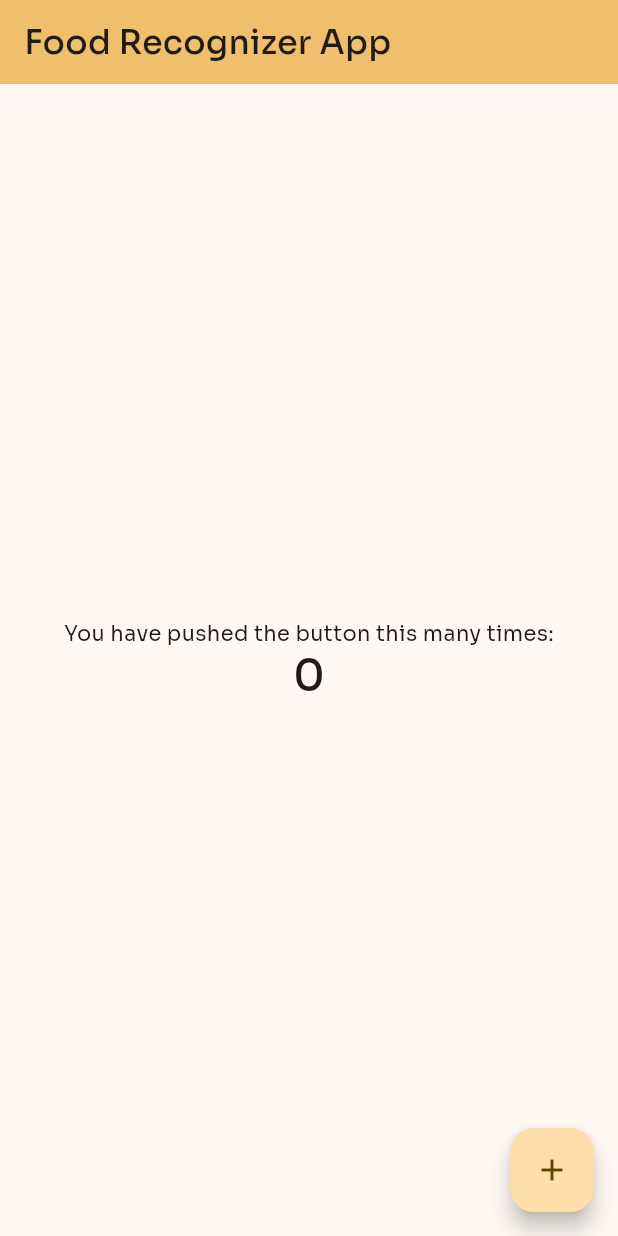
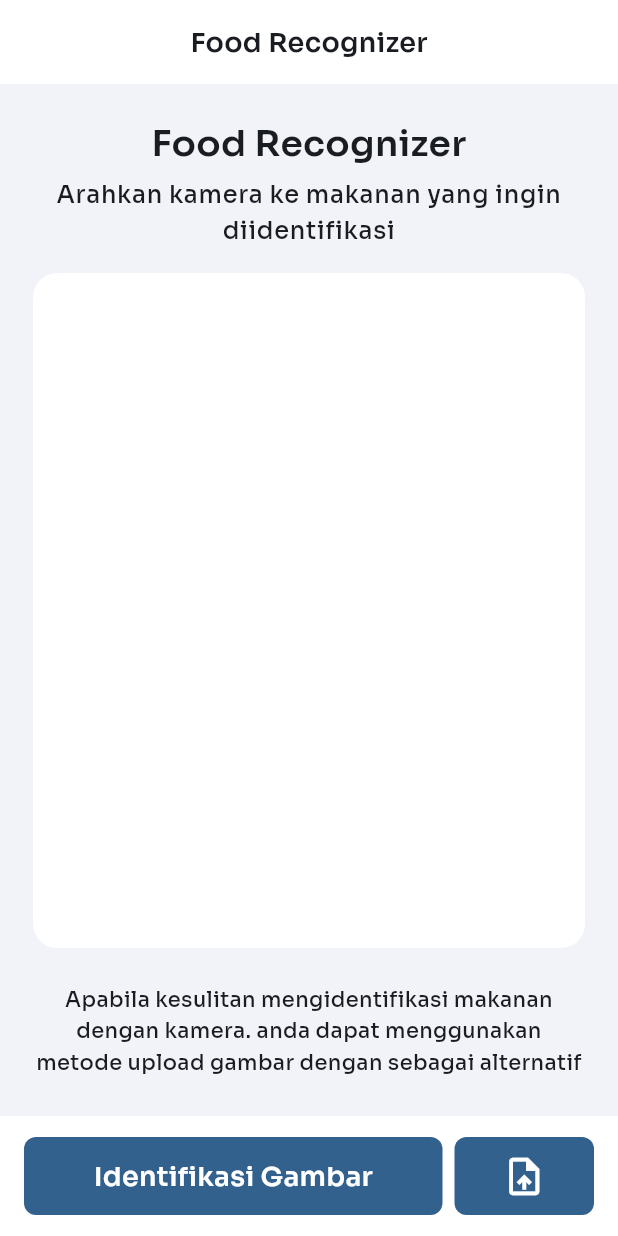
Before and after one commit to Vrynd/Food_recognizer_apps, a Flutter app: the screen it shows after launch, on a phone screen of 412 x 824 dp. Run offline on Flutter 3.47's test engine with Material 3 defaults, Android fonts, the phone set to English and light mode, and no system bars; our stand-ins replace google_fonts.

Commit message:
Membuat ui untuk mengambil gambar dari kamera atau galery

```diff
--- a/lib/main.dart
+++ b/lib/main.dart
@@ -1,4 +1,6 @@
 import 'package:flutter/material.dart';
+import 'package:food_recognizer_app/routes/route_navigation.dart';
+import 'package:food_recognizer_app/screens/home_screen.dart';
 import 'package:food_recognizer_app/themes/theme_apps.dart';
 
 void main() {
@@ -16,53 +18,12 @@ class MyApp extends StatelessWidget {
       theme: ThemeApps.lightTheme,
       darkTheme: ThemeApps.darkTheme,
       themeMode: ThemeMode.system,
-      home: MyHomePage(title: 'Food Recognizer App'),
+      initialRoute: RouteNavigation.home.name,
+      routes: {
+        RouteNavigation.home.name: (context) => const HomeScreen(),
+        // RouteNavigation.result.name: (context) => const ResultScreen(),
+        // RouteNavigation.details.name: (context) => const DetailsScreen(),
+      },
     );
   }
 }
-
-class MyHomePage extends StatefulWidget {
-  const MyHomePage({super.key, required this.title});
-
-  final String title;
-
-  @override
-  State<MyHomePage> createState() => _MyHomePageState();
-}
-
-class _MyHomePageState extends State<MyHomePage> {
-  int _counter = 0;
-
-  void _incrementCounter() {
-    setState(() {
-      _counter++;
-    });
-  }
-
-  @override
-  Widget build(BuildContext context) {
-    return Scaffold(
-      appBar: AppBar(
-        backgroundColor: Theme.of(context).colorScheme.inversePrimary,
-        title: Text(widget.title),
-      ),
-      body: Center(
-        child: Column(
-          mainAxisAlignment: MainAxisAlignment.center,
-          children: <Widget>[
-            const Text('You have pushed the button this many times:'),
-            Text(
-              '$_counter',
-              style: Theme.of(context).textTheme.headlineMedium,
-            ),
-          ],
-        ),
-      ),
-      floatingActionButton: FloatingActionButton(
-        onPressed: _incrementCounter,
-        tooltip: 'Increment',
-        child: const Icon(Icons.add),
-      ),
-    );
-  }
-}
--- /dev/null
+++ b/lib/routes/route_navigation.dart
@@ -0,0 +1,8 @@
+enum RouteNavigation {
+  home('home'),
+  result('result'),
+  details('details');
+
+  final String name;
+  const RouteNavigation(this.name);
+}
--- /dev/null
+++ b/lib/screens/home_screen.dart
@@ -0,0 +1,127 @@
+import 'package:flutter/material.dart';
+import 'package:food_recognizer_app/widget/scaffold_widget.dart';
+
+class HomeScreen extends StatelessWidget {
+  const HomeScreen({super.key});
+
+  @override
+  Widget build(BuildContext context) {
+    return ScaffoldWigdet(
+      backgroundColor: Theme.of(context).colorScheme.surfaceContainerLow,
+      appBar: AppBar(
+        backgroundColor: Theme.of(context).colorScheme.surfaceContainerLowest,
+        title: Text(
+          'Food Recognizer',
+          style: Theme.of(
+            context,
+          ).textTheme.titleMedium?.copyWith(fontWeight: FontWeight.w600),
+        ),
+        centerTitle: true,
+      ),
+      body: HomeBody(),
+      bottomNavigationBar: BottomAppBar(
+        color: Theme.of(context).colorScheme.surfaceContainerLowest,
+        child: Row(
+          children: [
+            Expanded(
+              flex: 3,
+              child: ElevatedButton(
+                style: ElevatedButton.styleFrom(
+                  shape: RoundedRectangleBorder(
+                    borderRadius: BorderRadius.circular(8),
+                  ),
+                  minimumSize: Size(double.infinity, 52),
+                  backgroundColor: Theme.of(context).colorScheme.primary,
+                  elevation: 0,
+                ),
+                onPressed: () {},
+                child: Text(
+                  'Identifikasi Gambar',
+                  style: Theme.of(context).textTheme.titleMedium?.copyWith(
+                    fontWeight: FontWeight.w600,
+                    color: Theme.of(context).colorScheme.onPrimary,
+                  ),
+                ),
+              ),
+            ),
+            SizedBox(width: 8),
+            Expanded(
+              flex: 1,
+              child: ElevatedButton.icon(
+                style: ElevatedButton.styleFrom(
+                  shape: RoundedRectangleBorder(
+                    borderRadius: BorderRadius.circular(8),
+                  ),
+                  minimumSize: Size(double.infinity, 52),
+                  backgroundColor: Theme.of(context).colorScheme.primary,
+                  elevation: 0,
+                ),
+                onPressed: () {},
+                label: Icon(Icons.upload_file_outlined, size: 30, color: Theme.of(context).colorScheme.onPrimary,),
+              ),
+            ),
+          ],
+        ),
+      ),
+    );
+  }
+}
+
+class HomeBody extends StatefulWidget {
+  const HomeBody({
+    super.key,
+  });
+
+  @override
+  State<HomeBody> createState() => _HomeBodyState();
+}
+
+class _HomeBodyState extends State<HomeBody> {
+  @override
+  Widget build(BuildContext context) {
+    return SafeArea(
+      child: Center(
+        child: SingleChildScrollView(
+          padding: const EdgeInsets.symmetric(horizontal: 22),
+          child: Column(
+            mainAxisAlignment: MainAxisAlignment.center,
+            crossAxisAlignment: CrossAxisAlignment.stretch,
+            children: [
+              Text(
+                'Food Recognizer',
+                style: Theme.of(context).textTheme.headlineSmall?.copyWith(
+                  fontWeight: FontWeight.w600,
+                ),
+                textAlign: TextAlign.center,
+              ),
+              const SizedBox(height: 8),
+              Text(
+                'Arahkan kamera ke makanan yang ingin diidentifikasi',
+                style: Theme.of(
+                  context,
+                ).textTheme.bodyLarge?.copyWith(fontWeight: FontWeight.w500),
+                textAlign: TextAlign.center,
+              ),
+              const SizedBox(height: 16),
+              Container(
+                height: 450,
+                decoration: BoxDecoration(
+                  color: Theme.of(context).colorScheme.surfaceContainerLowest,
+                  borderRadius: BorderRadius.circular(16),
+                ),
+              ),
+              const SizedBox(height: 24),
+              Text(
+                'Apabila kesulitan mengidentifikasi makanan dengan kamera. anda dapat menggunakan metode upload gambar dengan sebagai alternatif',
+                style: Theme.of(
+                  context,
+                ).textTheme.bodyMedium?.copyWith(fontWeight: FontWeight.w500),
+                textAlign: TextAlign.center,
+              ),
+            ],
+          ),
+        ),
+      ),
+    );
+  }
+}
--- a/lib/themes/theme_apps.dart
+++ b/lib/themes/theme_apps.dart
@@ -24,7 +24,7 @@ class ThemeApps {
 
   static ThemeData lightTheme = ThemeData(
     colorScheme: ColorScheme.fromSeed(
-      seedColor: const Color(0xFF7c580d),
+      seedColor: const Color(0xFF33618d),
       brightness: Brightness.light,
     ),
     textTheme: _textTheme,
@@ -33,7 +33,7 @@ class ThemeApps {
 
   static ThemeData darkTheme = ThemeData(
     colorScheme: ColorScheme.fromSeed(
-      seedColor: const Color(0xFF7c580d),
+      seedColor: const Color(0xFF33618d),
       brightness: Brightness.dark,
     ),
     textTheme: _textTheme,
--- /dev/null
+++ b/lib/widget/scaffold_widget.dart
@@ -0,0 +1,47 @@
+import 'package:flutter/material.dart';
+import 'package:flutter/services.dart';
+
+class ScaffoldWigdet extends StatelessWidget {
+  final PreferredSizeWidget? appBar;
+  final Widget body;
+  final bool isFullScreen;
+  final Color? backgroundColor;
+  final Widget? bottomNavigationBar;
+
+  const ScaffoldWigdet({
+    super.key,
+    this.appBar,
+    required this.body,
+    this.isFullScreen = false,
+    this.backgroundColor,
+    this.bottomNavigationBar,
+  });
+
+  void _sytemUIOverlay() {
+    if (isFullScreen) {
+      SystemChrome.setEnabledSystemUIMode(SystemUiMode.immersiveSticky);
+    } else {
+      SystemChrome.setEnabledSystemUIMode(SystemUiMode.edgeToEdge);
+      SystemChrome.setSystemUIOverlayStyle(
+        SystemUiOverlayStyle(
+          statusBarColor: Colors.transparent,
+          statusBarIconBrightness: Brightness.dark,
+          systemNavigationBarColor: Colors.transparent,
+          systemNavigationBarIconBrightness: Brightness.dark,
+        ),
+      );
+    }
+  }
+
+  @override
+  Widget build(BuildContext context) {
+    _sytemUIOverlay();
+
+    return Scaffold(
+      backgroundColor: backgroundColor,
+      appBar: appBar,
+      body: body,
+      bottomNavigationBar: bottomNavigationBar,
+    );
+  }
+}
--- a/pubspec.yaml
+++ b/pubspec.yaml
@@ -12,6 +12,8 @@ dependencies:
 
   cupertino_icons: ^1.0.8
   google_fonts: ^6.3.1
+  image_picker: ^1.2.0
+  image_cropper: ^11.0.0
 
 dev_dependencies:
   flutter_test:
```
Also changed, not shown: pubspec.lock, 5 other files.
